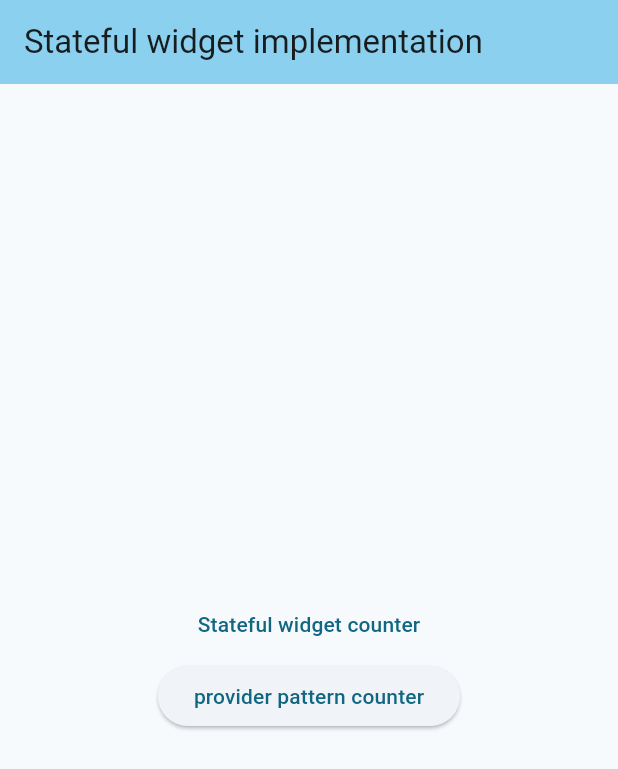
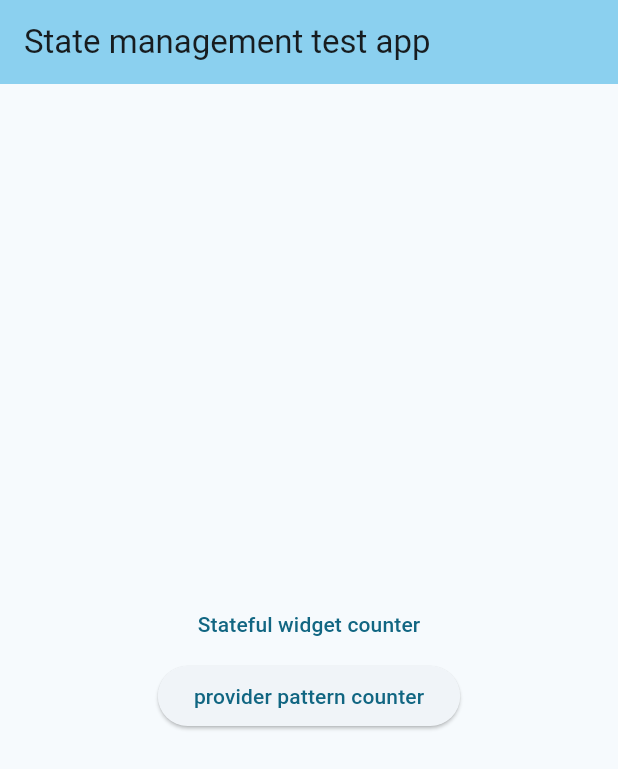
Before and after one commit to rashidriaz/test_app, a Flutter app: the screen it shows after launch, on a phone screen of 412 x 824 dp. Shown: the top 769 px of the screen. Run offline on Flutter 3.47's test engine with Material 3 defaults, Android fonts, the phone set to English and light mode, and no system bars.

Commit message:
fix: fix routing issue on the app

```diff
--- a/lib/pages/home_page.dart
+++ b/lib/pages/home_page.dart
@@ -8,7 +8,7 @@ class HomePage extends StatelessWidget {
     return Scaffold(
       appBar: AppBar(
         backgroundColor: Theme.of(context).colorScheme.inversePrimary,
-        title: const Text('Stateful widget implementation'),
+        title: const Text('State management test app'),
       ),
       body: Center(
         child: Column(
@@ -20,7 +20,7 @@ class HomePage extends StatelessWidget {
             ),
             ElevatedButton(
               child: const Text("provider pattern counter"),
-              onPressed: () => Navigator.pushNamed(context, "/stateful-widget"),
+              onPressed: () => Navigator.pushNamed(context, "/provider-widget"),
             ),
           ],
         ),
--- a/lib/pages/my_app.dart
+++ b/lib/pages/my_app.dart
@@ -1,4 +1,5 @@
 import 'package:flutter/material.dart';
+import 'package:test_app/pages/provider_count.dart';
 import 'pages.dart';
 
 class MyApp extends StatelessWidget {
@@ -16,8 +17,7 @@ class MyApp extends StatelessWidget {
       routes: {
         "/": (context)=>const HomePage(),
         "/stateful-widget": (context)=> const StatefulCounter(),
-        "/provider-widget": (context)=> const StatefulCounter(),
-        "/bloc-widget": (context)=> const StatefulCounter(),
+        "/provider-widget": (context)=> const ProviderCount(),
       },
     );
   }
```
